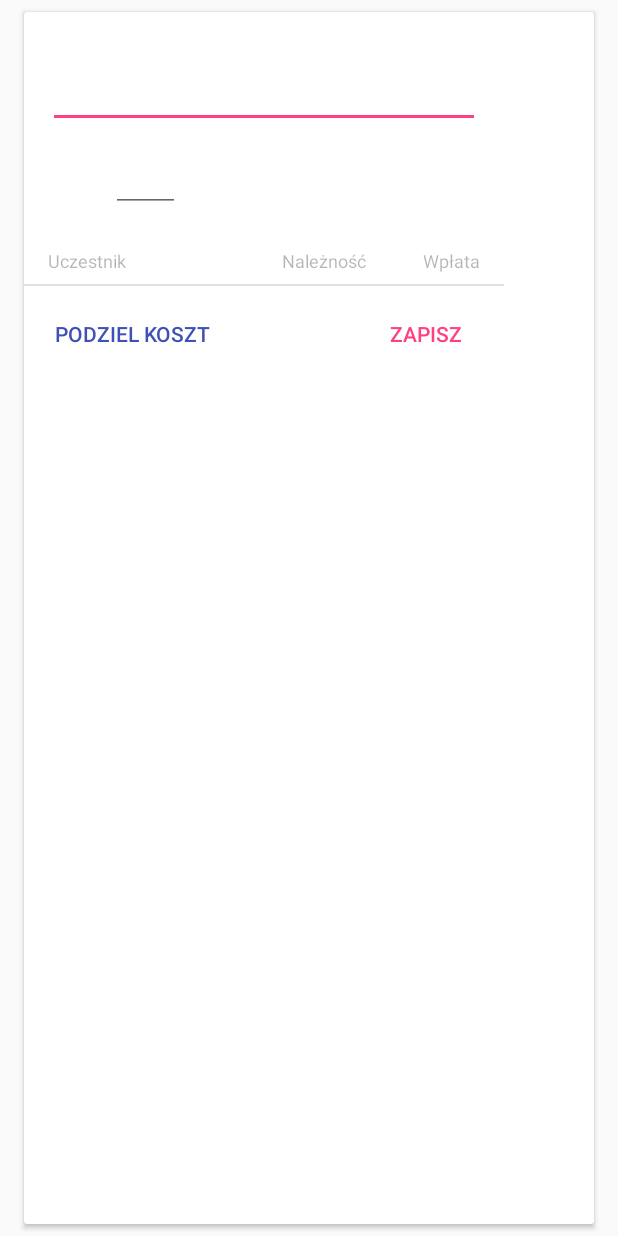
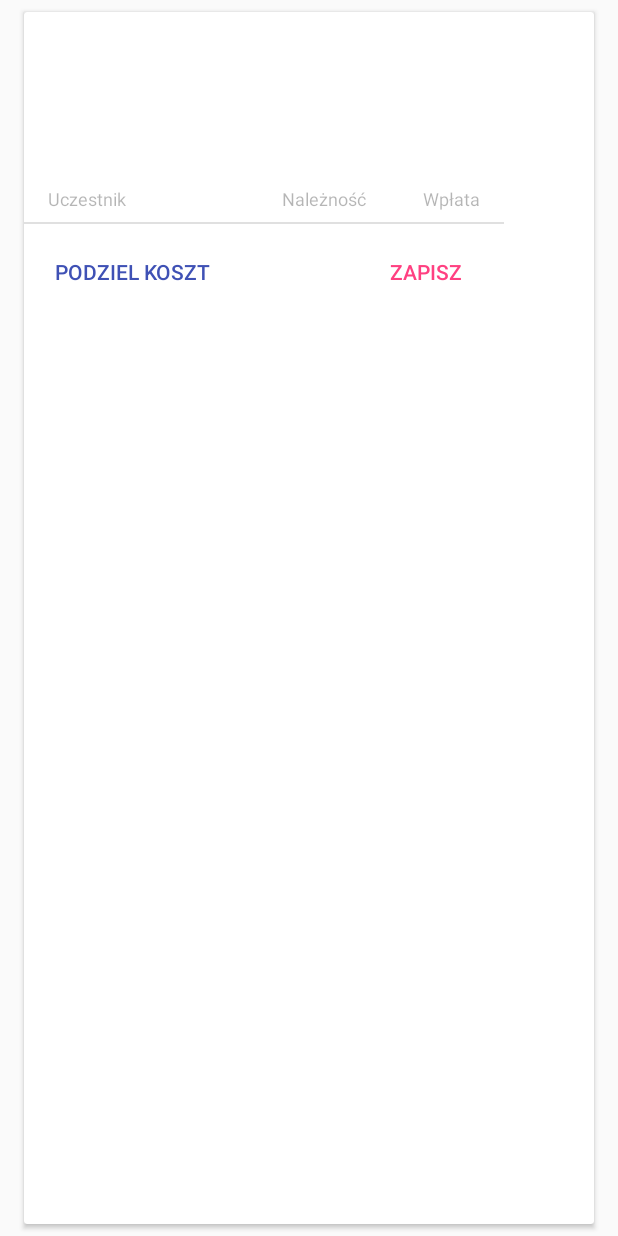
Before and after one commit to trzye/Zrzutka, an Android app: the layout dialog_purchase.xml on its own in the app's theme, with its tools: preview values and no code run, on a phone screen of 412 x 824 dp. Run offline under Robolectric (Android 15) with nearby library versions, the phone set to English and light mode, and no system bars.

Commit message:
purchase dialog - done !

```diff
--- a/zrzutka/app/src/main/java/trzye/zrzutka/fatclient/purchasedialog/PurchaseDialogDataHolder.kt
+++ b/zrzutka/app/src/main/java/trzye/zrzutka/fatclient/purchasedialog/PurchaseDialogDataHolder.kt
@@ -8,4 +8,10 @@ class PurchaseDialogDataHolder(purchase: Purchase, priceString: String) : BaseOb
         set(value) {field = value; notifyChange()}
     var priceString = priceString
         set(value) {field = value; notifyChange()}
+    val charges: List<PurchaseDialogDataHolderCharges> = purchase.charges.flatMap {
+        listOf(
+                PurchaseDialogDataHolderCharges(it, it.getReadableAmountToPay(), it.getReadableAmountPaid())
+        )
+    }
+
 }
--- a/zrzutka/app/src/main/res/layout/dialog_purchase.xml
+++ b/zrzutka/app/src/main/res/layout/dialog_purchase.xml
@@ -43,6 +43,8 @@
                     android:layout_marginTop="24dp"
                     android:text="@={dataHolder.purchase.name}"
                     android:hint="Wpisz tytuł zakupu"
+                    android:inputType="textAutoCorrect"
+                    android:background="@null"
                     android:textColor="@color/colorTextOnPrimary"
                     android:textColorHint="@color/colorHintOnPrimary"
                     android:textSize="24sp" />
@@ -55,30 +57,31 @@
                     android:paddingLeft="16dp"
                     android:paddingRight="16dp">
 
-                    <TextView
-                        android:layout_width="wrap_content"
-                        android:layout_height="wrap_content"
-                        android:text="Koszt: "
-                        android:textColor="@color/colorTextOnPrimary"
-                        android:textSize="14sp" />
+                    <!--<TextView-->
+                        <!--android:layout_width="wrap_content"-->
+                        <!--android:layout_height="wrap_content"-->
+                        <!--android:text="Koszt: "-->
+                        <!--android:textColor="@color/colorTextOnPrimary"-->
+                        <!--android:textSize="14sp" />-->
 
                     <EditText
                         android:id="@+id/purchaseSubtitle"
                         android:layout_width="wrap_content"
                         android:layout_height="wrap_content"
                         android:text="@={dataHolder.priceString}"
-                        android:hint="kwota"
+                        android:hint="Podaj kwotę"
+                        android:background="@null"
                         android:textColorHint="@color/colorHintOnPrimary"
                         android:inputType="numberDecimal"
                         android:textColor="@color/colorTextOnPrimary"
                         android:textSize="14sp" />
 
-                    <TextView
-                        android:layout_width="wrap_content"
-                        android:layout_height="wrap_content"
-                        android:text=" zł"
-                        android:textColor="@color/colorTextOnPrimary"
-                        android:textSize="14sp" />
+                    <!--<TextView-->
+                        <!--android:layout_width="wrap_content"-->
+                        <!--android:layout_height="wrap_content"-->
+                        <!--android:text=" zł"-->
+                        <!--android:textColor="@color/colorTextOnPrimary"-->
+                        <!--android:textSize="14sp" />-->
                 </LinearLayout>
 
 
```
Also changed, not shown: zrzutka/app/src/main/java/trzye/zrzutka/fatclient/purchasedialog/PurchaseDialog.kt (+31 -6 lines), zrzutka/app/src/main/java/trzye/zrzutka/fatclient/purchasedialog/PurchaseDialogContract.kt (+4 -3 lines), zrzutka/app/src/main/java/trzye/zrzutka/fatclient/purchasedialog/PurchaseDialogDataHolderCharges.kt (added, +14 -0 lines), zrzutka/app/src/main/java/trzye/zrzutka/fatclient/purchasedialog/PurchaseDialogPresenter.kt (+26 -9 lines), zrzutka/app/src/main/java/trzye/zrzutka/fatclient/purchasesfragment/PurchasesFragmentPresenter.kt (+19 -5 lines), zrzutka/app/src/main/res/layout/item_edit_charge.xml (+9 -9 lines).
